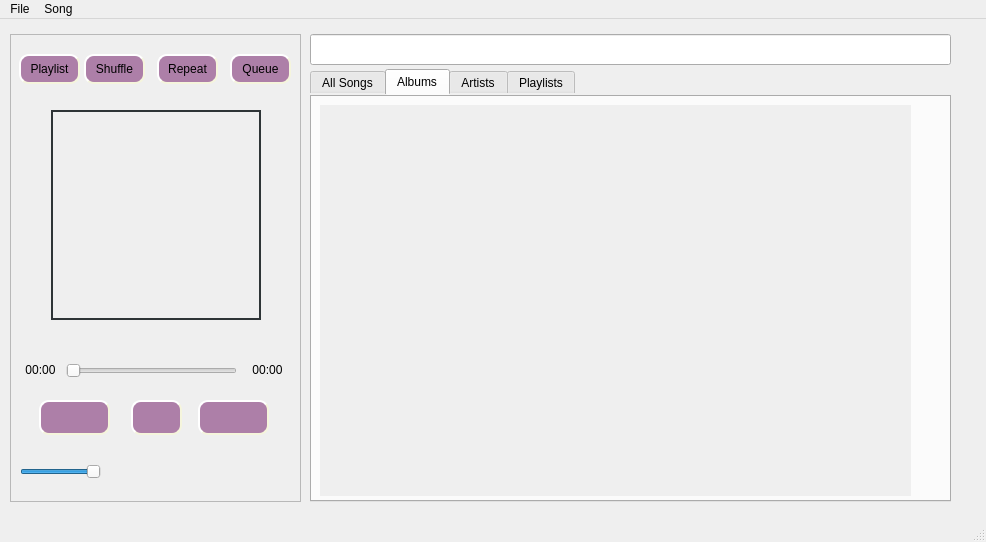
The window that src/player.ui (pirxus/waPlayer) describes before a commit, drawn with Qt 5.
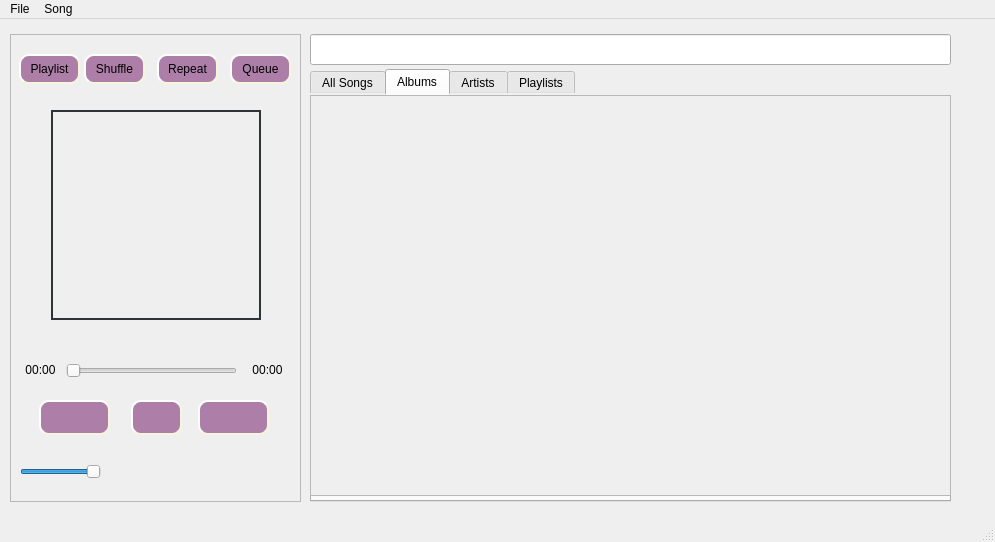
The same window after the commit. Icons and pictures are not drawn.

Commit message: Qt designer file

Diff of the .ui file:
```diff
--- a/src/player.ui
+++ b/src/player.ui
@@ -6,10 +6,22 @@
    <rect>
     <x>0</x>
     <y>0</y>
-    <width>986</width>
+    <width>995</width>
     <height>542</height>
    </rect>
   </property>
+  <property name="minimumSize">
+   <size>
+    <width>995</width>
+    <height>542</height>
+   </size>
+  </property>
+  <property name="maximumSize">
+   <size>
+    <width>995</width>
+    <height>542</height>
+   </size>
+  </property>
   <property name="windowTitle">
    <string>MainWindow</string>
   </property>
@@ -30,6 +42,15 @@
     border-style: inset;
 }</string>
   </property>
+  <property name="iconSize">
+   <size>
+    <width>24</width>
+    <height>24</height>
+   </size>
+  </property>
+  <property name="tabShape">
+   <enum>QTabWidget::Rounded</enum>
+  </property>
   <widget class="QWidget" name="centralwidget">
    <widget class="QTabWidget" name="tabWidget">
     <property name="geometry">
@@ -59,7 +80,7 @@
      <bool>false</bool>
     </property>
     <property name="styleSheet">
-     <string notr="true">border-radius:50
+     <string notr="true">
 </string>
     </property>
     <property name="currentIndex">
@@ -102,19 +123,16 @@
      </widget>
     </widget>
     <widget class="QWidget" name="tab_albums">
-     <property name="styleSheet">
-      <string notr="true">border-radius:30;</string>
-     </property>
      <attribute name="title">
       <string>Albums</string>
      </attribute>
      <widget class="QScrollArea" name="scrollArea_2">
       <property name="geometry">
        <rect>
-        <x>10</x>
-        <y>10</y>
-        <width>591</width>
-        <height>391</height>
+        <x>0</x>
+        <y>0</y>
+        <width>641</width>
+        <height>401</height>
        </rect>
       </property>
       <property name="widgetResizable">
@@ -125,8 +143,8 @@
         <rect>
          <x>0</x>
          <y>0</y>
-         <width>591</width>
-         <height>391</height>
+         <width>639</width>
+         <height>399</height>
         </rect>
        </property>
        <widget class="QWidget" name="gridLayoutWidget">
@@ -457,8 +475,8 @@
     <rect>
      <x>0</x>
      <y>0</y>
-     <width>986</width>
-     <height>29</height>
+     <width>995</width>
+     <height>22</height>
     </rect>
    </property>
    <widget class="QMenu" name="menuFile">
```
Left out of the diff: 19 changed lines with no effect on the pictures.
